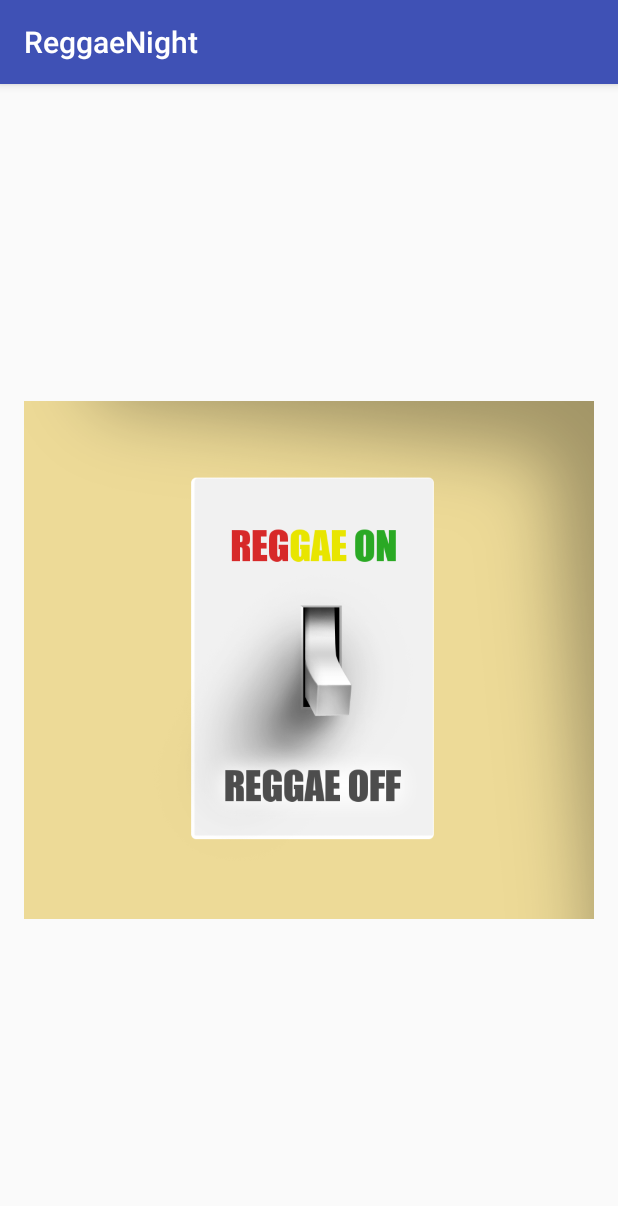
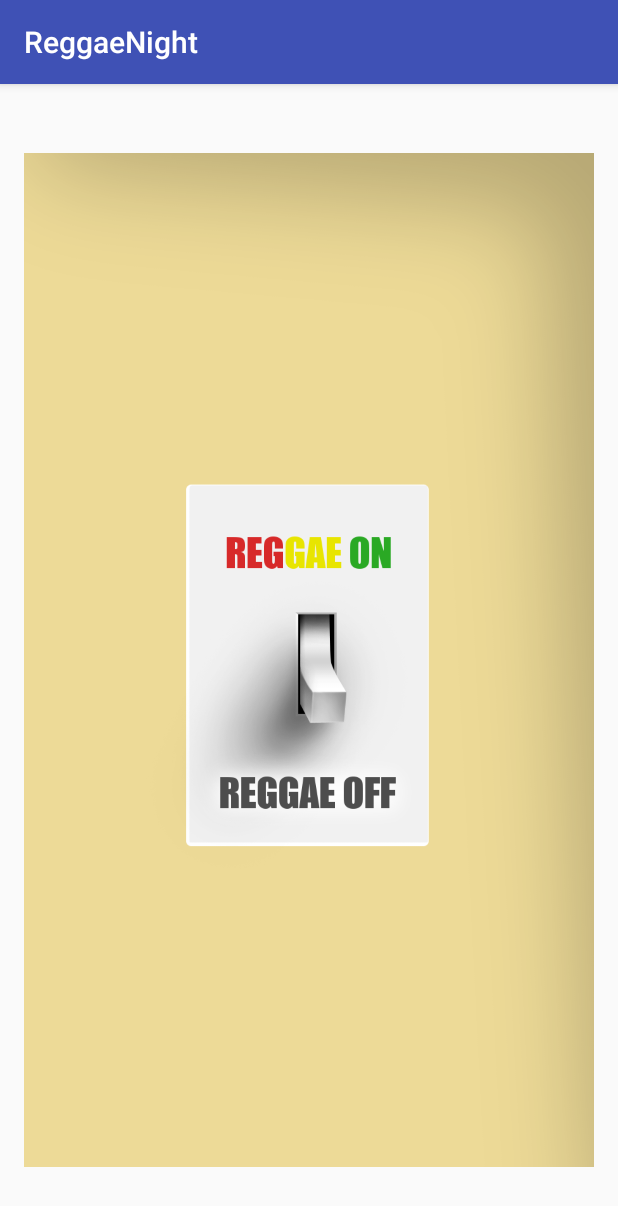
Before and after one commit to tyrann/ReggaeNight, an Android app: the screen it shows after launch (MainActivity), on a phone screen of 412 x 824 dp. Shown: the top 1206 px of the screen. Run offline under Robolectric (Android 15) with nearby library versions, the phone set to English and light mode, and no system bars.

Commit message:
Try with longer images

```diff
--- a/app/src/main/res/layout/activity_main.xml
+++ b/app/src/main/res/layout/activity_main.xml
@@ -13,7 +13,7 @@
         android:layout_width="wrap_content"
         android:layout_height="wrap_content"
         android:id="@+id/reggae_off"
-        android:src="@drawable/reggae_off"
+        android:src="@drawable/reggae_off_long"
         android:layout_alignParentTop="true"
         android:layout_alignParentLeft="true"
         android:layout_alignParentStart="true" />
@@ -23,7 +23,7 @@
         android:layout_width="wrap_content"
         android:layout_height="wrap_content"
         android:id="@+id/reggae_on"
-        android:src="@drawable/reggae_on"
+        android:src="@drawable/reggae_on_long"
         android:layout_alignParentTop="true"
         android:layout_alignParentLeft="true"
         android:layout_alignParentStart="true" />
```
Also changed, not shown: app/src/main/res/drawable/reggae_off_long.png (added), app/src/main/res/drawable/reggae_on_long.png (added).
